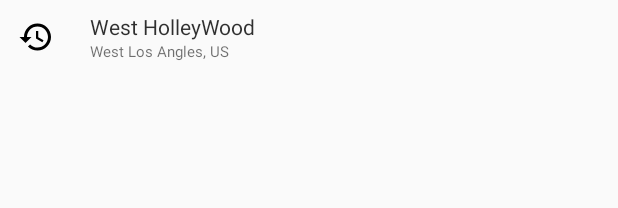
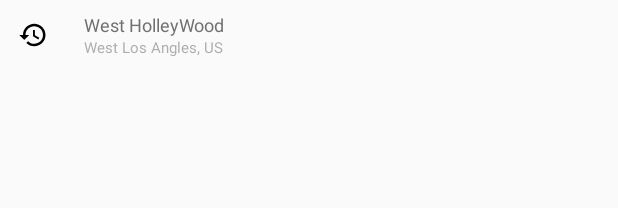
Before and after one commit to wzjing/MapFoo, an Android app: the layout item_address_tip.xml on its own in the app's theme, with its tools: preview values and no code run, on a phone screen of 412 x 824 dp. Shown: the top 208 px of the screen. Run offline under Robolectric (Android 15) with nearby library versions, the phone set to English and light mode, and no system bars.

Commit message:
update something

```diff
--- a/app/src/main/res/layout/activity_address.xml
+++ b/app/src/main/res/layout/activity_address.xml
@@ -28,7 +28,7 @@
         android:clickable="true"
         android:focusable="true"
         android:focusableInTouchMode="true"
-        android:visibility="gone"
+        android:visibility="visible"
         app:layout_constraintBottom_toBottomOf="parent"
         app:layout_constraintEnd_toEndOf="parent"
         app:layout_constraintStart_toStartOf="parent"
@@ -47,7 +47,7 @@
         app:layout_constraintStart_toStartOf="parent"
         app:layout_constraintTop_toTopOf="parent"
         app:layout_constraintVertical_bias="0"
-        app:layout_constraintWidth_percent="0.85">
+        app:layout_constraintWidth_percent="0.83">
 
         <ImageButton
             android:id="@+id/backBtn"
--- a/app/src/main/res/layout/item_address_tip.xml
+++ b/app/src/main/res/layout/item_address_tip.xml
@@ -11,8 +11,8 @@
 
     <ImageView
         android:id="@+id/iconIv"
-        android:layout_width="wrap_content"
-        android:layout_height="wrap_content"
+        android:layout_width="@dimen/list_icon_size"
+        android:layout_height="@dimen/list_icon_size"
         app:layout_constraintBottom_toBottomOf="parent"
         app:layout_constraintStart_toStartOf="parent"
         app:layout_constraintTop_toTopOf="parent"
--- a/app/src/main/res/values/colors.xml
+++ b/app/src/main/res/values/colors.xml
@@ -9,6 +9,6 @@
 
     <color name="colorRipple">#cacaca</color>
 
-    <color name="colorListTitle">#CF000000</color>
-    <color name="colorListContent">#8F000000</color>
+    <color name="colorListTitle">#FF707070</color>
+    <color name="colorListContent">#8F707070</color>
 </resources>
--- a/app/src/main/res/values/dimens.xml
+++ b/app/src/main/res/values/dimens.xml
@@ -7,6 +7,7 @@
     <dimen name="action_button_width">24dp</dimen>
     <dimen name="action_button_height">24dp</dimen>
 
-    <dimen name="list_title_text_size">14sp</dimen>
+    <dimen name="list_title_text_size">12sp</dimen>
     <dimen name="list_content_text_size">10sp</dimen>
+    <dimen name="list_icon_size">20dp</dimen>
 </resources>
```
Also changed, not shown: app/src/main/java/com/infinitytech/mapfoo/utils/Address.kt (added, +17 -0 lines), app/src/main/java/com/infinitytech/mapfoo/utils/contextx.kt (+7 -0 lines), app/src/main/res/drawable/gradient_white.xml (renamed from app/src/main/res/drawable/gradient_vertical_white.xml, +6 -6 lines).
